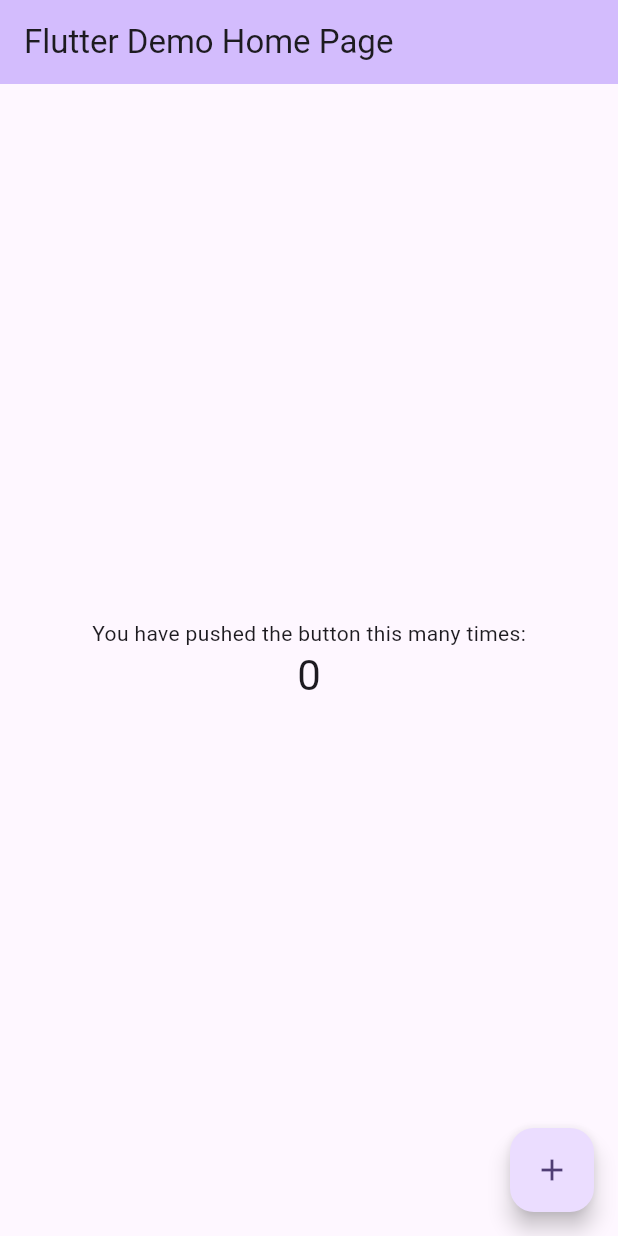
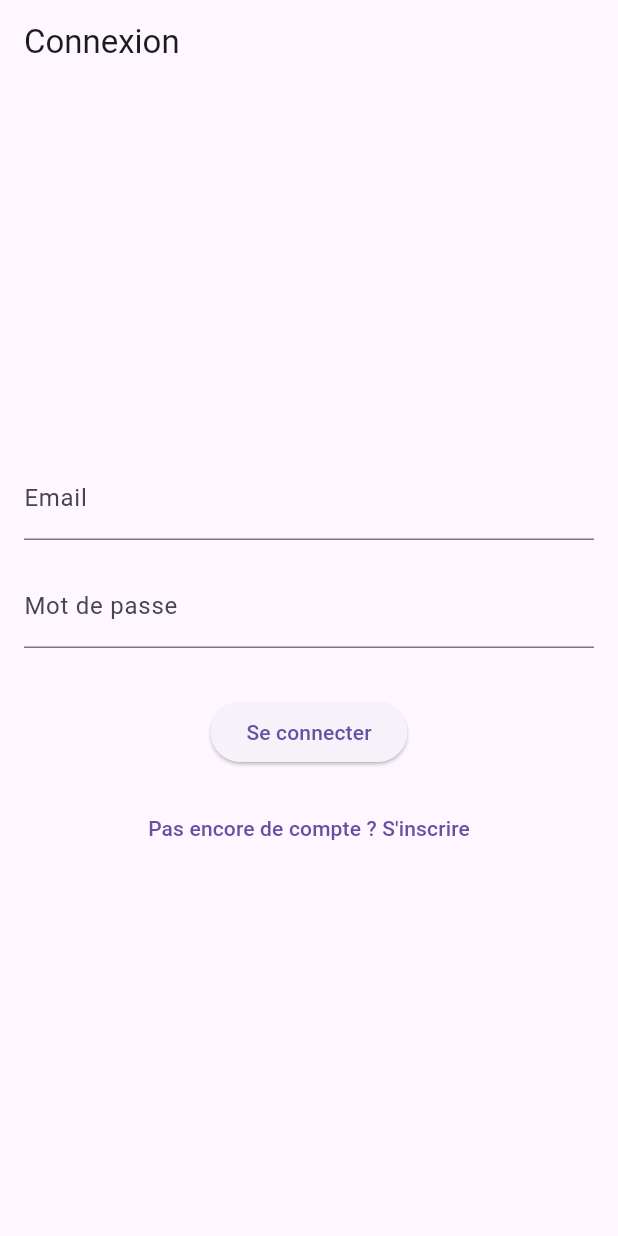
Before and after one commit to Qchiine/ring_sizer, a Flutter app: the screen it shows after launch, on a phone screen of 412 x 824 dp. Run offline on Flutter 3.47's test engine with Material 3 defaults, Android fonts, the phone set to English and light mode, and no system bars.

Commit message:
Ajout des écrans et du modèle

```diff
--- /dev/null
+++ b/lib/features/auth/screens/login_screen.dart
@@ -0,0 +1,72 @@
+import 'package:flutter/material.dart';
+import 'package:ring_sizer/features/auth/screens/register_screen.dart';
+
+class LoginScreen extends StatefulWidget {
+  const LoginScreen({super.key});
+
+  @override
+  State<LoginScreen> createState() => _LoginScreenState();
+}
+
+class _LoginScreenState extends State<LoginScreen> {
+  final _emailController = TextEditingController();
+  final _passwordController = TextEditingController();
+
+  @override
+  void dispose() {
+    _emailController.dispose();
+    _passwordController.dispose();
+    super.dispose();
+  }
+
+  @override
+  Widget build(BuildContext context) {
+    return Scaffold(
+      appBar: AppBar(
+        title: const Text('Connexion'),
+      ),
+      body: Padding(
+        padding: const EdgeInsets.all(16.0),
+        child: Column(
+          mainAxisAlignment: MainAxisAlignment.center,
+          children: [
+            TextField(
+              controller: _emailController,
+              decoration: const InputDecoration(
+                labelText: 'Email',
+              ),
+              keyboardType: TextInputType.emailAddress,
+            ),
+            const SizedBox(height: 16),
+            TextField(
+              controller: _passwordController,
+              decoration: const InputDecoration(
+                labelText: 'Mot de passe',
+              ),
+              obscureText: true,
+            ),
+            const SizedBox(height: 32),
+            ElevatedButton(
+              onPressed: () {
+                // TODO: Implémenter la logique de connexion
+                final email = _emailController.text;
+                final password = _passwordController.text;
+                print('Login attempt with: $email and $password');
+              },
+              child: const Text('Se connecter'),
+            ),
+            const SizedBox(height: 16),
+            TextButton(
+              onPressed: () {
+                Navigator.of(context).push(
+                  MaterialPageRoute(builder: (context) => const RegisterScreen()),
+                );
+              },
+              child: const Text('Pas encore de compte ? S\'inscrire'),
+            )
+          ],
+        ),
+      ),
+    );
+  }
+}
--- a/lib/main.dart
+++ b/lib/main.dart
@@ -1,4 +1,5 @@
 import 'package:flutter/material.dart';
+import 'package:ring_sizer/features/auth/screens/login_screen.dart';
 
 void main() {
   runApp(const MyApp());
@@ -7,116 +8,14 @@ void main() {
 class MyApp extends StatelessWidget {
   const MyApp({super.key});
 
-  // This widget is the root of your application.
   @override
   Widget build(BuildContext context) {
     return MaterialApp(
-      title: 'Flutter Demo',
+      title: 'Ring Sizer',
       theme: ThemeData(
-        // This is the theme of your application.
-        //
-        // TRY THIS: Try running your application with "flutter run". You'll see
-        // the application has a purple toolbar. Then, without quitting the app,
-        // try changing the seedColor in the colorScheme below to Colors.green
-        // and then invoke "hot reload" (save your changes or press the "hot
-        // reload" button in a Flutter-supported IDE, or press "r" if you used
-        // the command line to start the app).
-        //
-        // Notice that the counter didn't reset back to zero; the application
-        // state is not lost during the reload. To reset the state, use hot
-        // restart instead.
-        //
-        // This works for code too, not just values: Most code changes can be
-        // tested with just a hot reload.
-        colorScheme: ColorScheme.fromSeed(seedColor: Colors.deepPurple),
+        primarySwatch: Colors.blue,
       ),
-      home: const MyHomePage(title: 'Flutter Demo Home Page'),
+      home: const LoginScreen(),
     );
   }
 }
-
-class MyHomePage extends StatefulWidget {
-  const MyHomePage({super.key, required this.title});
-
-  // This widget is the home page of your application. It is stateful, meaning
-  // that it has a State object (defined below) that contains fields that affect
-  // how it looks.
-
-  // This class is the configuration for the state. It holds the values (in this
-  // case the title) provided by the parent (in this case the App widget) and
-  // used by the build method of the State. Fields in a Widget subclass are
-  // always marked "final".
-
-  final String title;
-
-  @override
-  State<MyHomePage> createState() => _MyHomePageState();
-}
-
-class _MyHomePageState extends State<MyHomePage> {
-  int _counter = 0;
-
-  void _incrementCounter() {
-    setState(() {
-      // This call to setState tells the Flutter framework that something has
-      // changed in this State, which causes it to rerun the build method below
-      // so that the display can reflect the updated values. If we changed
-      // _counter without calling setState(), then the build method would not be
-      // called again, and so nothing would appear to happen.
-      _counter++;
-    });
-  }
-
-  @override
-  Widget build(BuildContext context) {
-    // This method is rerun every time setState is called, for instance as done
-    // by the _incrementCounter method above.
-    //
-    // The Flutter framework has been optimized to make rerunning build methods
-    // fast, so that you can just rebuild anything that needs updating rather
-    // than having to individually change instances of widgets.
-    return Scaffold(
-      appBar: AppBar(
-        // TRY THIS: Try changing the color here to a specific color (to
-        // Colors.amber, perhaps?) and trigger a hot reload to see the AppBar
-        // change color while the other colors stay the same.
-        backgroundColor: Theme.of(context).colorScheme.inversePrimary,
-        // Here we take the value from the MyHomePage object that was created by
-        // the App.build method, and use it to set our appbar title.
-        title: Text(widget.title),
-      ),
-      body: Center(
-        // Center is a layout widget. It takes a single child and positions it
-        // in the middle of the parent.
-        child: Column(
-          // Column is also a layout widget. It takes a list of children and
-          // arranges them vertically. By default, it sizes itself to fit its
-          // children horizontally, and tries to be as tall as its parent.
-          //
-          // Column has various properties to control how it sizes itself and
-          // how it positions its children. Here we use mainAxisAlignment to
-          // center the children vertically; the main axis here is the vertical
-          // axis because Columns are vertical (the cross axis would be
-          // horizontal).
-          //
-          // TRY THIS: Invoke "debug painting" (choose the "Toggle Debug Paint"
-          // action in the IDE, or press "p" in the console), to see the
-          // wireframe for each widget.
-          mainAxisAlignment: MainAxisAlignment.center,
-          children: <Widget>[
-            const Text('You have pushed the button this many times:'),
-            Text(
-              '$_counter',
-              style: Theme.of(context).textTheme.headlineMedium,
-            ),
-          ],
-        ),
-      ),
-      floatingActionButton: FloatingActionButton(
-        onPressed: _incrementCounter,
-        tooltip: 'Increment',
-        child: const Icon(Icons.add),
-      ), // This trailing comma makes auto-formatting nicer for build methods.
-    );
-  }
-}
```
Also changed, not shown: lib/features/auth/screens/register_screen.dart (added, +72 -0 lines), lib/features/calculator/screens/calculator_screen.dart (added), lib/features/catalog/screens/catalog_screen.dart (added), lib/features/gold_price/screens/gold_price_screen.dart (added), lib/features/profile/screens/profile_screen.dart (added), 1 other file.
